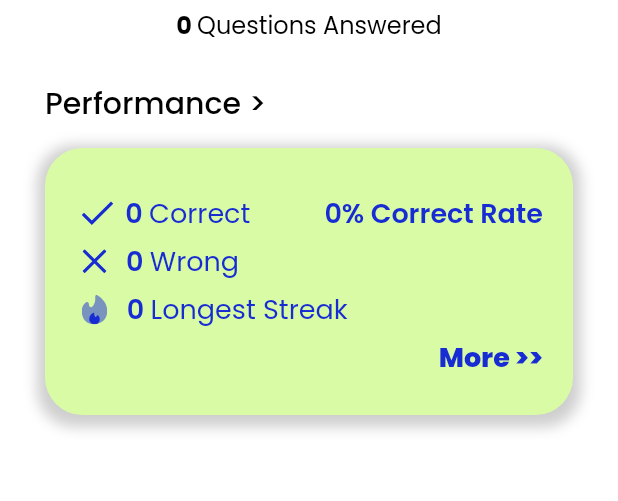
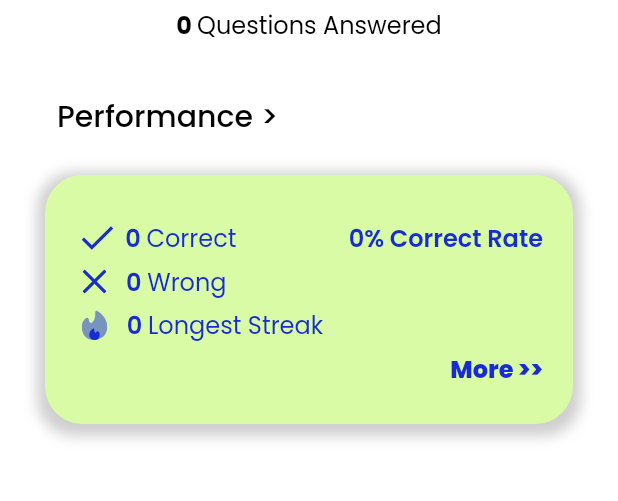
Before and after one commit to bumperr/CodeByterz, a Flutter app: the ProfilePage screen opened directly, on a phone screen of 412 x 824 dp, the part 263-764 px from its top. Run offline on Flutter 3.47's test engine with Material 2 defaults, Android fonts, the light colour scheme and no system bars; our stand-ins replace drop_shadow, fl_chart, flutter_svg, get, google_fonts, google_sign_in and 2 more; missing offline and left inert: dart:html, dart:js; accounts and stored records are empty.

Commit message:
fix overflow and add navigation (profile->perf)

```diff
--- a/flutterWork/scorelah/lib/bar graph/bar graph/bar_graph.dart
+++ b/flutterWork/scorelah/lib/bar graph/bar graph/bar_graph.dart
@@ -69,6 +69,7 @@ Widget getBottomTitles(double value, TitleMeta meta) {
         style: TextStyle(
             fontFamily: 'Poppins',
             color: Colors.white,
+            fontSize: 10,
             fontWeight: FontWeight.w600),
       );
       break;
@@ -78,6 +79,7 @@ Widget getBottomTitles(double value, TitleMeta meta) {
         style: TextStyle(
             fontFamily: 'Poppins',
             color: Colors.white,
+            fontSize: 10,
             fontWeight: FontWeight.w600),
       );
       break;
@@ -87,6 +89,7 @@ Widget getBottomTitles(double value, TitleMeta meta) {
         style: TextStyle(
             fontFamily: 'Poppins',
             color: Colors.white,
+            fontSize: 10,
             fontWeight: FontWeight.w600),
       );
       break;
@@ -96,6 +99,7 @@ Widget getBottomTitles(double value, TitleMeta meta) {
         style: TextStyle(
             fontFamily: 'Poppins',
             color: Colors.white,
+            fontSize: 10,
             fontWeight: FontWeight.w600),
       );
       break;
--- a/flutterWork/scorelah/lib/pages/profile.dart
+++ b/flutterWork/scorelah/lib/pages/profile.dart
@@ -2,7 +2,10 @@
 
 import 'package:flutter/material.dart';
 import 'package:flutter_svg/flutter_svg.dart';
+import 'package:get/route_manager.dart';
 import 'package:scorelah/custom_icons_icons.dart';
+import 'package:scorelah/pages/dashboard.dart';
+import 'package:scorelah/pages/first_time.dart';
 
 class ProfilePage extends StatelessWidget {
   const ProfilePage({super.key});
@@ -84,13 +87,16 @@ class ProfilePage extends StatelessWidget {
               SizedBox(height: 25.0),
               Row(
                 children: [
-                  Text(
-                    'Performance >',
+                  TextButton(onPressed: () {
+                    Navigator.push(context, MaterialPageRoute(builder: (context) => const DashboardPage()));
+
+                  }, child:(
+                    Text('Performance >',
                     style: TextStyle(
                       color: Colors.black,
                       fontSize: 20,
-                      fontWeight: FontWeight.w500,
-                    ),
+                      fontWeight: FontWeight.w500,)
+                    )),
                   ),
                 ],
               ),
@@ -134,7 +140,7 @@ class ProfilePage extends StatelessWidget {
                               '0 ',
                               style: TextStyle(
                                 color: Color(0xFF182CD4),
-                                fontSize: 18,
+                                fontSize: 16,
                                 fontWeight: FontWeight.w600,
                               ),
                             ),
@@ -142,7 +148,7 @@ class ProfilePage extends StatelessWidget {
                               'Correct',
                               style: TextStyle(
                                 color: Color(0xFF182CD4),
-                                fontSize: 18,
+                                fontSize: 16,
                                 fontWeight: FontWeight.w400,
                               ),
                             ),
@@ -154,7 +160,7 @@ class ProfilePage extends StatelessWidget {
                               '0% Correct Rate',
                               style: TextStyle(
                                 color: Color(0xFF182CD4),
-                                fontSize: 18,
+                                fontSize: 16,
                                 fontWeight: FontWeight.w600,
                               ),
                             ),
@@ -178,7 +184,7 @@ class ProfilePage extends StatelessWidget {
                               '0 ',
                               style: TextStyle(
                                 color: Color(0xFF182CD4),
-                                fontSize: 18,
+                                fontSize: 16,
                                 fontWeight: FontWeight.w600,
                               ),
                             ),
@@ -186,7 +192,7 @@ class ProfilePage extends StatelessWidget {
                               'Wrong',
                               style: TextStyle(
                                 color: Color(0xFF182CD4),
-                                fontSize: 18,
+                                fontSize: 16,
                                 fontWeight: FontWeight.w400,
                               ),
                             ),
@@ -210,7 +216,7 @@ class ProfilePage extends StatelessWidget {
                               '0 ',
                               style: TextStyle(
                                 color: Color(0xFF182CD4),
-                                fontSize: 18,
+                                fontSize: 16,
                                 fontWeight: FontWeight.w600,
                               ),
                             ),
@@ -218,7 +224,7 @@ class ProfilePage extends StatelessWidget {
                               'Longest Streak',
                               style: TextStyle(
                                 color: Color(0xFF182CD4),
-                                fontSize: 18,
+                                fontSize: 16,
                                 fontWeight: FontWeight.w400,
                               ),
                             ),
@@ -234,7 +240,7 @@ class ProfilePage extends StatelessWidget {
                           'More >>',
                           style: TextStyle(
                             color: Color(0xFF182CD4),
-                            fontSize: 18,
+                            fontSize: 16,
                             fontWeight: FontWeight.w800,
                           ),
                         ),
```
Also changed, not shown: flutterWork/scorelah/lib/pages/dashboard.dart (+54 -25 lines), flutterWork/scorelah/pubspec.lock.
